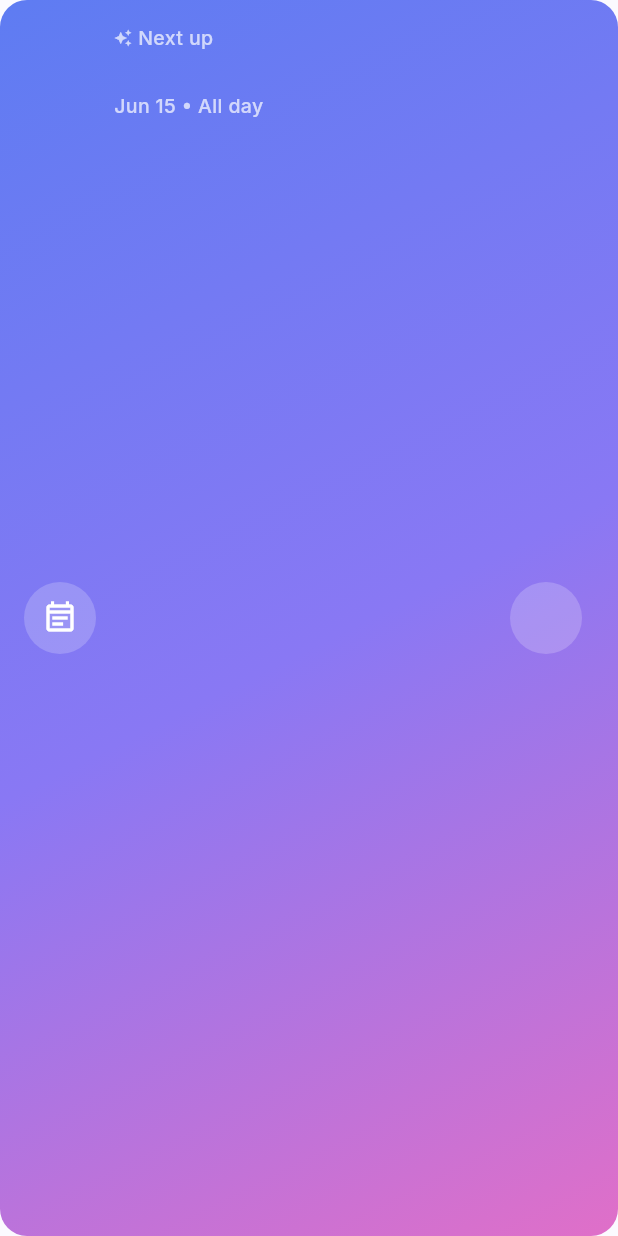
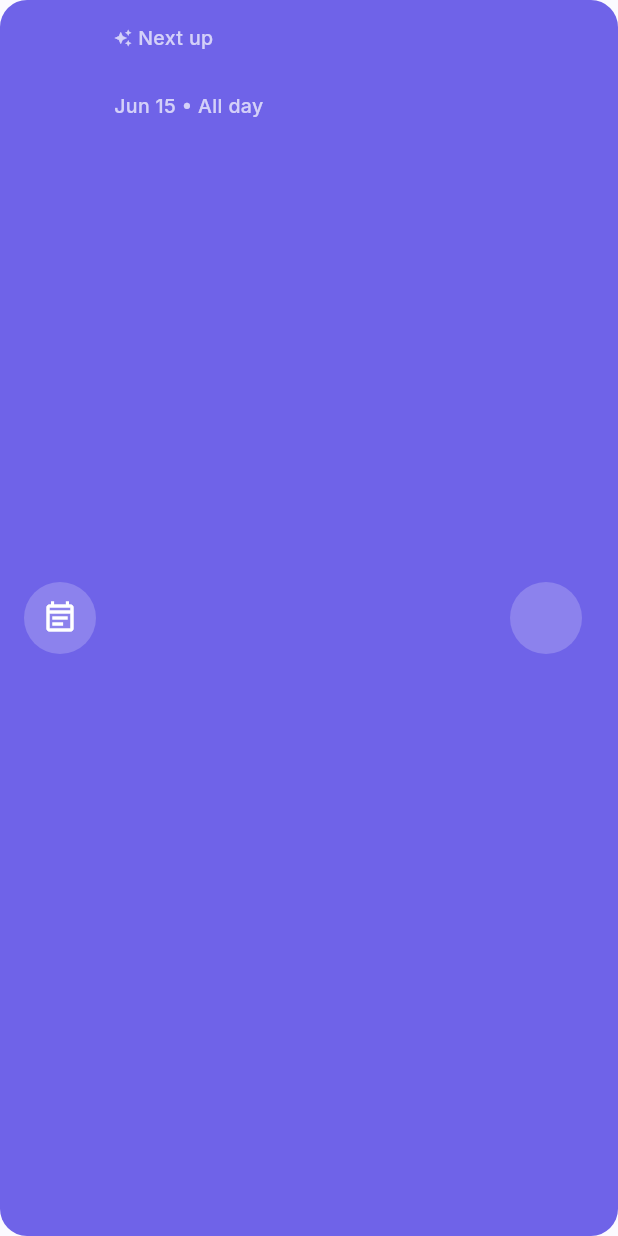
Before and after one commit to 0xdwe/ConnectMeSS8, a Flutter app: the _NextUpCard widget shown alone on an empty page, opened directly with empty values, on a phone screen of 412 x 824 dp. Run offline on Flutter 3.47's test engine with Material 3 defaults, Android fonts, the phone set to English and light mode, and no system bars; our stand-ins replace cloud_firestore, firebase_ai, firebase_auth, firebase_core, firebase_messaging, firebase_storage and 12 more; missing offline and left inert: app_settings, firebase_app_check; accounts and stored records are empty.

Commit message:
style(planner): use solid purple for next-up card

```diff
--- a/lib/src/features/tabs/planner_tab.dart
+++ b/lib/src/features/tabs/planner_tab.dart
@@ -1087,7 +1087,7 @@ class _NextUpCard extends StatelessWidget {
 
     return Container(
       decoration: BoxDecoration(
-        gradient: tokens.aiGradient,
+        color: tokens.primary,
         borderRadius: BorderRadius.circular(AppRadius.lg),
       ),
       padding: EdgeInsets.all(AppSpacing.space4),
```
